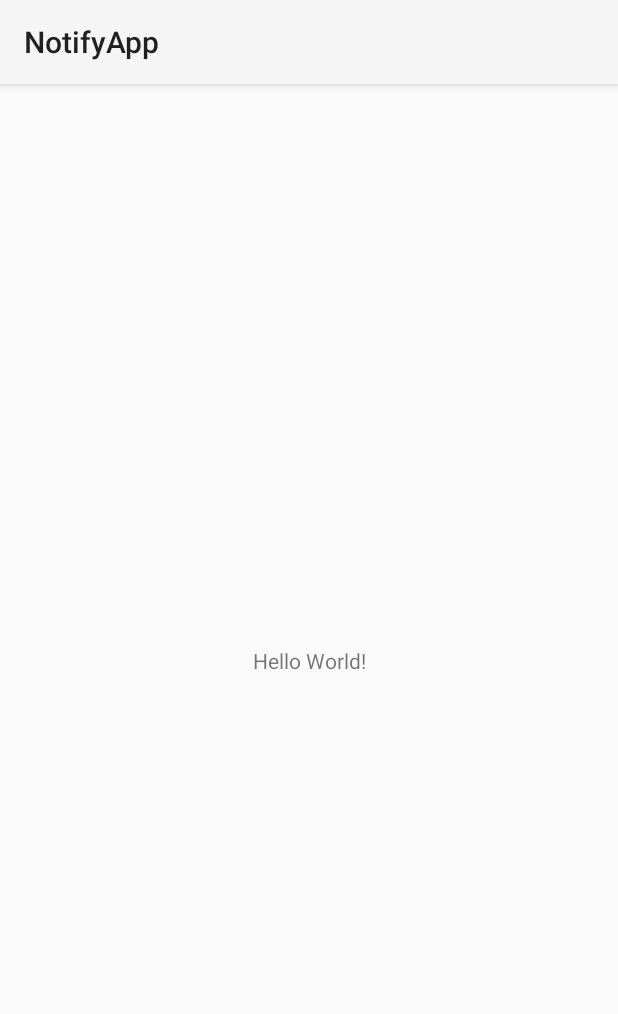
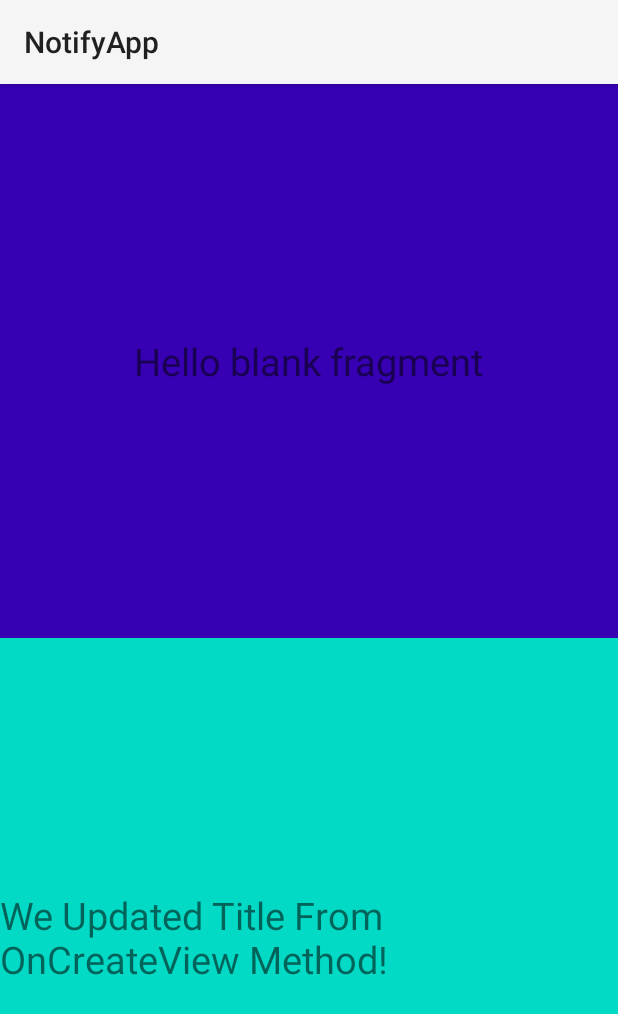
Before and after one commit to Monir865/android_notification_app, an Android app: the screen it shows after launch (MainActivity before the commit, FragmentApp after it), on a phone screen of 412 x 824 dp. Shown: the top 1014 px of the screen. Run offline under Robolectric (Android 15) with nearby library versions, the phone set to English and light mode, and no system bars.

Commit message:
Working on simple Fragment topic

```diff
--- /dev/null
+++ b/app/src/main/java/com/app/notifyapp/FragmentApp.java
@@ -0,0 +1,46 @@
+package com.app.notifyapp;
+
+import android.os.Bundle;
+
+import androidx.activity.EdgeToEdge;
+import androidx.appcompat.app.AppCompatActivity;
+import androidx.core.graphics.Insets;
+import androidx.core.view.ViewCompat;
+import androidx.core.view.WindowInsetsCompat;
+import androidx.fragment.app.FragmentManager;
+import androidx.fragment.app.FragmentTransaction;
+
+import com.app.notifyapp.fragments.BottomFragment;
+import com.app.notifyapp.fragments.TopFragment;
+
+public class FragmentApp extends AppCompatActivity {
+
+    @Override
+    protected void onCreate(Bundle savedInstanceState) {
+        super.onCreate(savedInstanceState);
+        EdgeToEdge.enable(this);
+        setContentView(R.layout.activity_fragment_page);
+
+
+
+
+        ViewCompat.setOnApplyWindowInsetsListener(findViewById(R.id.main), (v, insets) -> {
+            Insets systemBars = insets.getInsets(WindowInsetsCompat.Type.systemBars());
+            v.setPadding(systemBars.left, systemBars.top, systemBars.right, systemBars.bottom);
+            return insets;
+        });
+
+        // Adding Fragment's into FrameLayout
+        FragmentManager fm = getSupportFragmentManager();
+        FragmentTransaction ft = fm.beginTransaction();
+        ft.add(R.id.top_fragment, new TopFragment());
+        ft.add(R.id.bottom_fragment, new BottomFragment());
+        ft.commit();
+
+
+
+
+    }
+
+
+}
--- a/app/src/main/java/com/app/notifyapp/MainActivity.java
+++ b/app/src/main/java/com/app/notifyapp/MainActivity.java
@@ -2,6 +2,7 @@ package com.app.notifyapp;
 
 import android.app.Notification;
 import android.os.Bundle;
+import android.os.Handler;
 
 import androidx.activity.EdgeToEdge;
 import androidx.appcompat.app.AppCompatActivity;
@@ -17,13 +18,20 @@ public class MainActivity extends AppCompatActivity {
     private static final int MESSAGE_NOTIFICATION_ID = 100;
     private static final int MESSAGE_REQUEST_CODE = 10;
 
+    private NotificationCreator notificationCreator;
+    private Handler handler;
+    private long notificationTime;
+
     @Override
     protected void onCreate(Bundle savedInstanceState) {
         super.onCreate(savedInstanceState);
         EdgeToEdge.enable(this);
         setContentView(R.layout.activity_main);
 
-
+        // initialize variables
+        notificationTime = System.currentTimeMillis();
+        notificationCreator = new NotificationCreator(getApplicationContext());
+        handler = new Handler();
 
         ViewCompat.setOnApplyWindowInsetsListener(findViewById(R.id.main), (v, insets) -> {
             Insets systemBars = insets.getInsets(WindowInsetsCompat.Type.systemBars());
@@ -33,35 +41,50 @@ public class MainActivity extends AppCompatActivity {
         //
 
 
+        createOrUpdateNotification();
+        handler.postDelayed(updateNotificationRunnable ,60000);
+
+
+    }
+
+    private void createOrUpdateNotification(){
+
         String senderName = "Johan Dao";
-        String content_text = "New Message";
-        String sub_text = "Message sent from "+senderName;
+        String content_text = "২৫০টাকার ধামাকা ডিস্কাউন্ট";
+        String sub_text = "";
 
-        NotificationCreator notificationCreator = new NotificationCreator(getApplicationContext());
-        //notificationCreator.createNotification(MESSAGE_NOTIFICATION_ID, MESSAGE_CHANNEL_ID, R.drawable.message_notification_large_icon, R.drawable.app_icon, content_text, sub_text, MainActivity.class, MESSAGE_REQUEST_CODE);
+        Notification.InboxStyle inboxStyle = new Notification.InboxStyle()
+                .addLine("১০০জিবি ১৫০০মি: ৮৭৪৯ (রেগুলার ৮৯৯৯)")
+                .addLine("৭০জিবি ৮৪৯৮ (রেগুলার ৮৫৯৮)")
+                .addLine("১৮১০মি: ৮৩৯৯ (রেগুলার ৮৫০৯)")
+                .addLine("৩০ দিনের প্যাক কিনুন জলদি!!");
 
-        //
-        // now call our new method from here
-        Notification.BigPictureStyle bigPictureStyle = new Notification.BigPictureStyle()
-                .bigPicture(notificationCreator.getBitmapFromPNG(R.drawable.message_notification_big_picture))
-                .setBigContentTitle("Please check message. It can be important!")
-                .setSummaryText(sub_text);
-
-        // Call the createNotification method
         notificationCreator.createNotification(
                 MESSAGE_NOTIFICATION_ID,
                 MESSAGE_CHANNEL_ID,
                 R.drawable.message_notification_large_icon,
                 R.drawable.app_icon,
                 content_text,
-                sub_text,
                 MainActivity.class,
                 MESSAGE_REQUEST_CODE,
-                bigPictureStyle
+                inboxStyle,
+                notificationTime
         );
-
+    }
+    private final Runnable updateNotificationRunnable = new Runnable() {
+        @Override
+        public void run() {
+            notificationCreator.updateNotification(MESSAGE_NOTIFICATION_ID ,notificationTime);
+            handler.postDelayed(this, 60000);
+        }
+    };
+    @Override
+    protected void onDestroy() {
+        super.onDestroy();
+        if(handler != null){
+            handler.removeCallbacks(updateNotificationRunnable);
+        }
     }
 
 
-
 }
--- /dev/null
+++ b/app/src/main/java/com/app/notifyapp/fragments/BottomFragment.java
@@ -0,0 +1,35 @@
+package com.app.notifyapp.fragments;
+
+import android.os.Bundle;
+
+import androidx.fragment.app.Fragment;
+
+import android.view.LayoutInflater;
+import android.view.View;
+import android.view.ViewGroup;
+import android.widget.TextView;
+
+import com.app.notifyapp.R;
+
+public class BottomFragment extends Fragment {
+
+    public BottomFragment() {
+
+    }
+
+    @Override
+    public View onCreateView(LayoutInflater inflater, ViewGroup container, Bundle savedInstanceState) {
+
+        View view = inflater.inflate(R.layout.fragment_bottom, container, false);
+
+        TextView titleText = view.findViewById(R.id.bottom_fragment_title);
+        titleText.setText("We Updated Title From OnCreateView Method!");
+
+
+
+
+        return view;
+    }
+
+
+}
--- /dev/null
+++ b/app/src/main/java/com/app/notifyapp/fragments/TopFragment.java
@@ -0,0 +1,27 @@
+package com.app.notifyapp.fragments;
+
+import android.os.Bundle;
+
+import androidx.fragment.app.Fragment;
+
+import android.view.LayoutInflater;
+import android.view.View;
+import android.view.ViewGroup;
+
+import com.app.notifyapp.R;
+
+public class TopFragment extends Fragment {
+
+    public TopFragment() {
+
+    }
+
+    @Override
+    public View onCreateView(LayoutInflater inflater, ViewGroup container, Bundle savedInstanceState) {
+
+
+
+        return inflater.inflate(R.layout.fragment_top, container, false);
+    }
+
+}
--- /dev/null
+++ b/app/src/main/res/layout/activity_fragment_page.xml
@@ -0,0 +1,26 @@
+<?xml version="1.0" encoding="utf-8"?>
+<LinearLayout
+    xmlns:android="http://schemas.android.com/apk/res/android"
+    xmlns:app="http://schemas.android.com/apk/res-auto"
+    xmlns:tools="http://schemas.android.com/tools"
+    android:id="@+id/main"
+    android:layout_width="match_parent"
+    android:layout_height="match_parent"
+    tools:context=".FragmentApp"
+    android:orientation="vertical">
+
+    <FrameLayout
+        android:layout_width="match_parent"
+        android:layout_height="wrap_content"
+        android:layout_weight="1"
+        android:id="@+id/top_fragment"/>
+
+    <FrameLayout
+        android:layout_width="match_parent"
+        android:layout_height="wrap_content"
+        android:layout_weight="1"
+        android:id="@+id/bottom_fragment"/>
+
+
+
+</LinearLayout>
--- /dev/null
+++ b/app/src/main/res/layout/fragment_bottom.xml
@@ -0,0 +1,22 @@
+<?xml version="1.0" encoding="utf-8"?>
+<LinearLayout
+    xmlns:android="http://schemas.android.com/apk/res/android"
+    xmlns:tools="http://schemas.android.com/tools"
+    android:layout_width="match_parent"
+    android:layout_height="match_parent"
+    tools:context=".fragments.TopFragment"
+    android:orientation="vertical"
+    android:gravity="center"
+    android:background="@color/design_default_color_secondary">
+
+    <TextView
+        android:layout_width="wrap_content"
+        android:layout_height="wrap_content"
+        android:text="@string/hello_blank_fragment"
+        android:textSize="25sp"
+        android:id="@+id/bottom_fragment_title"/>
+
+
+
+
+</LinearLayout>
--- /dev/null
+++ b/app/src/main/res/layout/fragment_top.xml
@@ -0,0 +1,22 @@
+<?xml version="1.0" encoding="utf-8"?>
+<LinearLayout
+    xmlns:android="http://schemas.android.com/apk/res/android"
+    xmlns:tools="http://schemas.android.com/tools"
+    android:layout_width="match_parent"
+    android:layout_height="match_parent"
+    tools:context=".fragments.TopFragment"
+    android:orientation="vertical"
+    android:gravity="center"
+    android:background="@color/design_default_color_primary_dark">
+
+    <TextView
+        android:layout_width="wrap_content"
+        android:layout_height="wrap_content"
+        android:text="@string/hello_blank_fragment"
+        android:textSize="25sp"
+        android:id="@+id/top_fragment_title"/>
+
+
+
+
+</LinearLayout>
--- a/app/src/main/res/values/strings.xml
+++ b/app/src/main/res/values/strings.xml
@@ -1,3 +1,5 @@
 <resources>
     <string name="app_name">NotifyApp</string>
+    <!-- TODO: Remove or change this placeholder text -->
+    <string name="hello_blank_fragment">Hello blank fragment</string>
 </resources>
```
Also changed, not shown: app/src/main/AndroidManifest.xml (+10 -4 lines), app/src/main/java/com/app/notifyapp/notification/NotificationCreator.java (+35 -73 lines).
